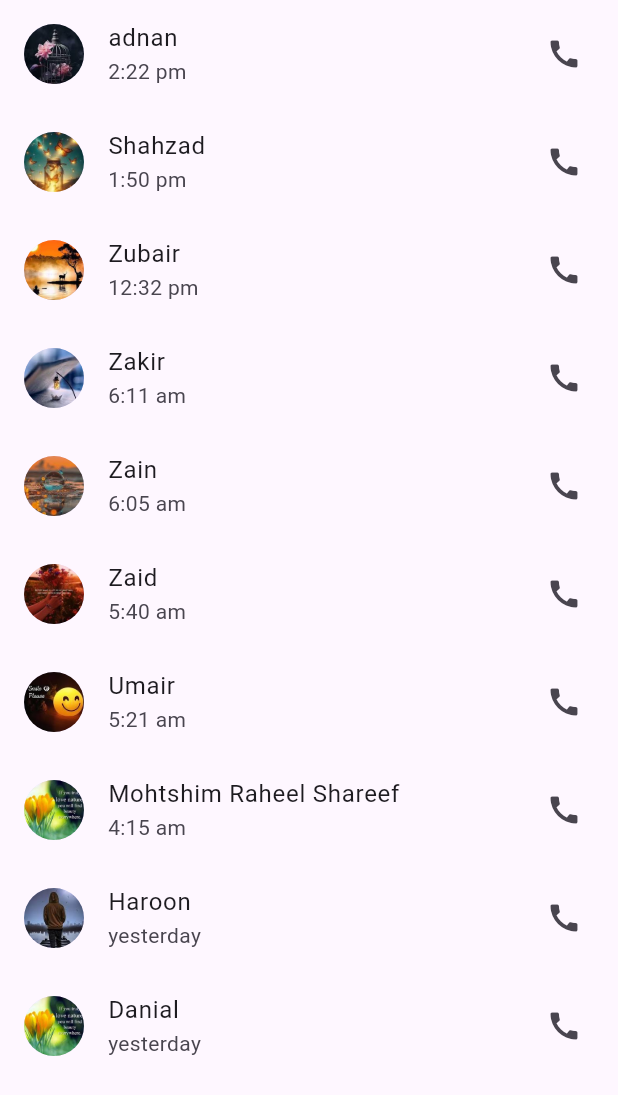
After one commit to beingraigistani/Pakistni_WhatsApp, a Flutter app: the screen it shows after launch, on a phone screen of 412 x 824 dp. The commit adds this screen. Shown: the top 1095 px of the screen. Run offline on Flutter 3.47's test engine with Material 3 defaults, Android fonts, the phone set to English and light mode, and no system bars.

Commit message:
new screen

```diff
--- a/lib/material/all_material.dart
+++ b/lib/material/all_material.dart
@@ -1,4 +1,5 @@
 import 'package:flutter/material.dart';
+import 'package:myapp/screens/calll_screen.dart';
 import 'package:myapp/screens/home_screen.dart';
 
 class MyApp extends StatefulWidget {
@@ -26,7 +27,9 @@ class _MyAppState extends State<MyApp> {
       theme:ThemeData.light(),
       darkTheme: ThemeData.dark(),
       themeMode: _themeMode,
-      home: MyHomePage(toggleTheme: _toggletheme),
+      home:
+      CalllScreen(),
+      // MyHomePage(toggleTheme: _toggletheme),
     );
   }
 }
--- /dev/null
+++ b/lib/screens/calll_screen.dart
@@ -0,0 +1,60 @@
+import 'package:flutter/material.dart';
+
+class CalllScreen extends StatelessWidget {
+  CalllScreen({super.key});
+  final List<String> img = [
+    'assets/images/dp1.jpg',
+    'assets/images/dp2.jpg',
+    'assets/images/dp5.jpg',
+    'assets/images/dp8.jpg',
+    'assets/images/dp3.jpg',
+    'assets/images/dp6.jpg',
+    'assets/images/dp9.jpg',
+    'assets/images/dp4.jpg',
+    'assets/images/dp7.jpg',
+    'assets/images/dp4.jpg',
+  ];
+  final List<String> names = [
+    'adnan',
+    'Shahzad',
+    'Zubair',
+    'Zakir',
+    'Zain',
+    'Zaid',
+    'Umair',
+    'Mohtshim Raheel Shareef',
+    'Haroon',
+    'Danial',
+  ];
+  final List<String> time = [
+    '2:22 pm',
+    '1:50 pm',
+    '12:32 pm',
+    '6:11 am',
+    '6:05 am',
+    '5:40 am',
+    '5:21 am',
+    '4:15 am',
+    'yesterday',
+    'yesterday',
+  ];
+
+  @override
+  Widget build(BuildContext context) {
+    return Scaffold(
+      body: ListView.builder(
+        itemCount: img.length,
+        itemBuilder: (BuildContext context, int index) {
+          return ListTile(
+            leading: CircleAvatar(radius: 20,
+              backgroundImage: AssetImage(img[index]),
+            ),
+            title: Text(names[index]),
+            subtitle: Text(time[index]),
+            trailing: Icon(Icons.call),
+          );
+        },
+      ),
+    );
+  }
+}
```
